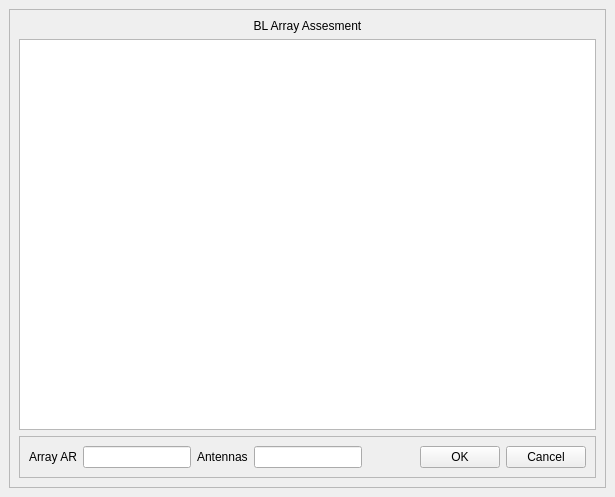
This is arrayCheck.ui in itoledoc/gWTO2 as Qt 5 draws it before an edit. The edited form follows.
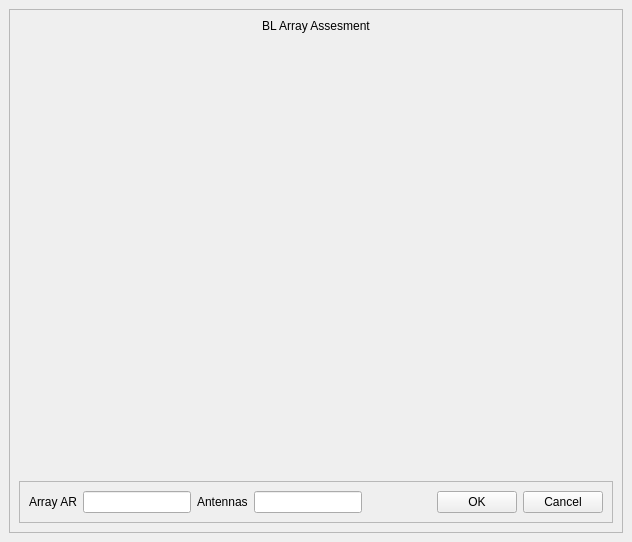
This is the edited form.

Patch:
```diff
--- a/arrayCheck.ui
+++ b/arrayCheck.ui
@@ -6,8 +6,8 @@
    <rect>
     <x>0</x>
     <y>0</y>
-    <width>615</width>
-    <height>497</height>
+    <width>632</width>
+    <height>542</height>
    </rect>
   </property>
   <property name="windowTitle">
@@ -27,7 +27,7 @@
        <item row="2" column="0">
         <widget class="QFrame" name="frame_2">
          <property name="sizePolicy">
-          <sizepolicy hsizetype="Preferred" vsizetype="Minimum">
+          <sizepolicy hsizetype="Preferred" vsizetype="Fixed">
            <horstretch>0</horstretch>
            <verstretch>0</verstretch>
           </sizepolicy>
@@ -97,11 +97,14 @@
          </layout>
         </widget>
        </item>
-       <item row="1" column="0">
-        <widget class="QGraphicsView" name="graphicsView"/>
-       </item>
        <item row="0" column="0">
         <widget class="QLabel" name="title">
+         <property name="sizePolicy">
+          <sizepolicy hsizetype="Preferred" vsizetype="Fixed">
+           <horstretch>0</horstretch>
+           <verstretch>0</verstretch>
+          </sizepolicy>
+         </property>
          <property name="text">
           <string>BL Array Assesment</string>
          </property>
@@ -110,6 +113,9 @@
          </property>
         </widget>
        </item>
+       <item row="1" column="0">
+        <widget class="QWidget" name="graphic_widget" native="true"/>
+       </item>
       </layout>
      </widget>
     </item>
```
